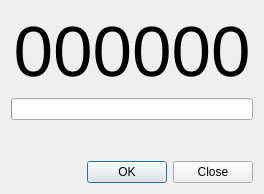
mtigzoe/keepassxc, file src/gui/TotpDialog.ui: the form before one commit.
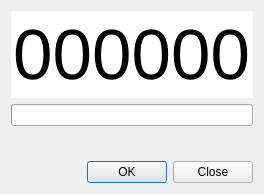
The form after the commit.

Commit message: Expose TOTP code as accessible read-only text

The edit to the form file:
```diff
--- a/src/gui/TotpDialog.ui
+++ b/src/gui/TotpDialog.ui
@@ -15,7 +15,7 @@
   </property>
   <layout class="QVBoxLayout" name="verticalLayout">
    <item>
-    <widget class="QLabel" name="totpLabel">
+    <widget class="QLineEdit" name="totpLabel">
      <property name="accessibleName">
       <string>TOTP code</string>
      </property>
@@ -24,6 +24,12 @@
        <pointsize>53</pointsize>
       </font>
      </property>
+     <property name="readOnly">
+      <bool>true</bool>
+     </property>
+     <property name="frame">
+      <bool>false</bool>
+     </property>
      <property name="text">
       <string notr="true">000000</string>
      </property>
```
Left out of the diff: 3 changed lines with no effect on the pictures.
